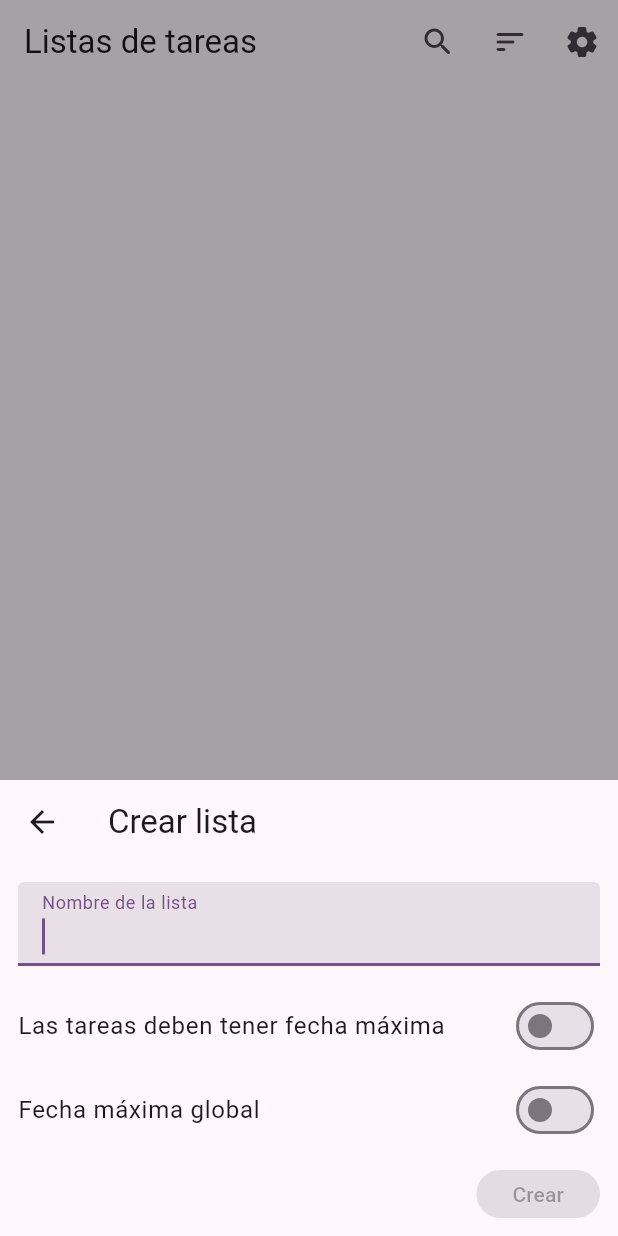
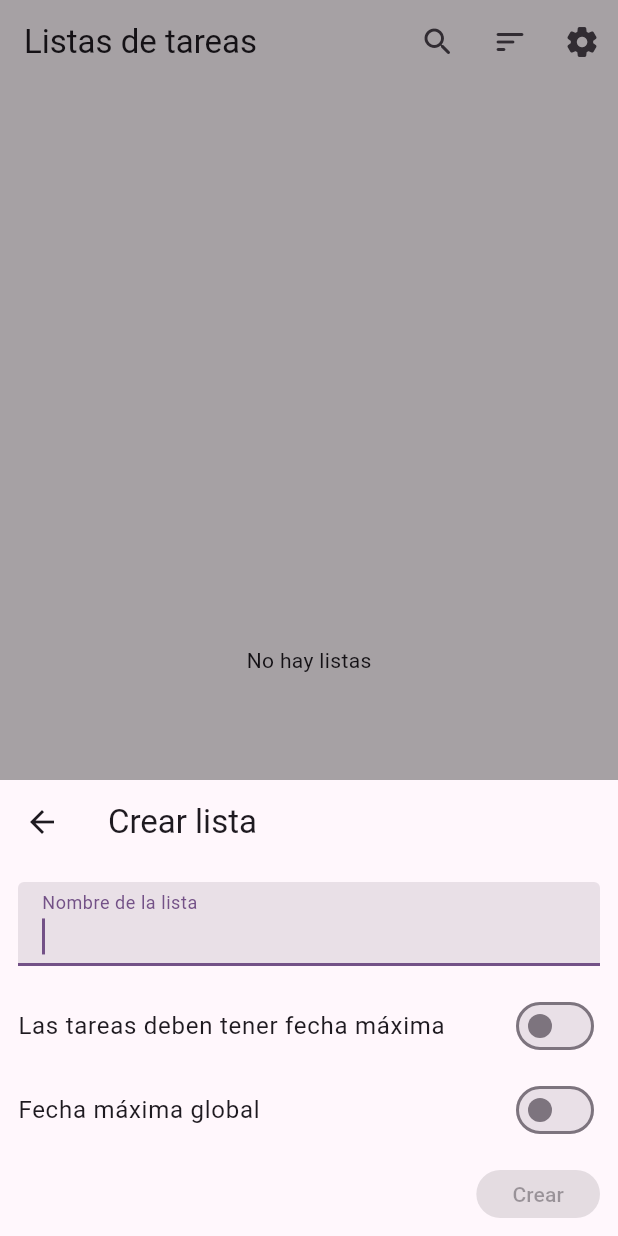
Before and after one commit to ValeriaBrzoza/eu, a Flutter app: the screen it shows once a user with an empty profile is signed in, after a tap on the "add" icon, on a phone screen of 412 x 824 dp. Run offline on Flutter 3.47's test engine with Material 3 defaults, Android fonts, the light colour scheme and no system bars; our stand-ins replace cloud_firestore, firebase_auth, firebase_core, modal_bottom_sheet; accounts and stored records are empty.

Commit message:
Mostrar listas

```diff
--- a/lib/screens/crear_lista.dart
+++ b/lib/screens/crear_lista.dart
@@ -25,7 +25,7 @@ class _CrearListaState extends State<CrearLista> {
         context: context,
         initialDate: DateTime.now(),
         firstDate: DateTime.now(),
-        lastDate: DateTime(2100), //fecha maxima que se puede poner
+        lastDate: DateTime.now().add(const Duration(days: 365 * 100)), //fecha maxima que se puede poner
       ).then((value) {
         if (value != null) {
           setState(() => fechaMaximaGlobal = value); //si se selecciono algo, se guarda en la variable
@@ -97,7 +97,7 @@ class _CrearListaState extends State<CrearLista> {
     );
   }
 
-  Future<void> crearLista() async {
+  void crearLista() {
     //lo que pasa cuando le das al boton de crear, crea la lista
     final lista = ListaDeTareas(
       nombre: nombreLista,
@@ -106,7 +106,7 @@ class _CrearListaState extends State<CrearLista> {
       idsDeUsuarios: [FirebaseAuth.instance.currentUser!.uid],
     );
 
-    await DataProvider.instance.crearLista(lista);
+    DataProvider.instance.crearLista(lista);
 
     if (context.mounted) {
       Navigator.of(context).pushReplacement(MaterialPageRoute(builder: (context) => ListaTareas(lista: lista)));
@@ -117,7 +117,7 @@ class _CrearListaState extends State<CrearLista> {
 //esta es la screen, todo lo de arriba era el widget que conforma la screen
 void mostrarCrearLista(BuildContext context) {
   showMaterialModalBottomSheet(
-    // espacio vacio que sale de abajo
+    // espacio vacío que sale de abajo
     context: context,
     builder: (context) {
       return const CrearLista();
--- a/lib/screens/listas.dart
+++ b/lib/screens/listas.dart
@@ -1,14 +1,27 @@
+import 'package:eu/models/tasklist.dart';
+import 'package:eu/screens/lista_de_tareas.dart';
+import 'package:eu/services/data_provider.dart';
 import 'package:eu/widgets/boton_crear.dart';
 import 'package:flutter/material.dart';
 
-class PantallaListasDeTareas extends StatelessWidget {
+class PantallaListasDeTareas extends StatefulWidget {
   const PantallaListasDeTareas({super.key});
 
   @override
+  State<PantallaListasDeTareas> createState() => _PantallaListasDeTareasState();
+}
+
+class _PantallaListasDeTareasState extends State<PantallaListasDeTareas> {
+  Stream<List<ListaDeTareas>> listasDeTareas = DataProvider.instance.obtenerListas();
+
+  @override
   Widget build(BuildContext context) {
-    return const Scaffold(
-      appBar: ListasAppBar(),
-      floatingActionButton: BotonCrear(),
+    return Scaffold(
+      appBar: const ListasAppBar(),
+      floatingActionButton: const BotonCrear(),
+      body: ListasDeTareas(
+        listasDeTareas: listasDeTareas,
+      ),
     );
   }
 }
@@ -47,3 +60,56 @@ class ListasAppBar extends StatelessWidget implements PreferredSizeWidget {
   @override
   Size get preferredSize => AppBar().preferredSize;
 }
+
+class ListasDeTareas extends StatelessWidget {
+  const ListasDeTareas({super.key, required this.listasDeTareas});
+
+  final Stream<List<ListaDeTareas>> listasDeTareas;
+
+  @override
+  Widget build(BuildContext context) {
+    return StreamBuilder(
+      stream: listasDeTareas,
+      builder: (context, snapshot) {
+        // Se ejecuta cada vez que cambia el stream (lista de tareas)
+        if (snapshot.error != null) {
+          // Si hay un error
+          return const Center(
+            child: Text("Error al obtener las listas"),
+          );
+        }
+
+        // Lo pudimos leer, YAY!
+        if (!snapshot.hasData) {
+          // No tiene datos
+          return const Center(
+            child: CircularProgressIndicator(),
+          );
+        }
+
+        final listas = snapshot.data!; // Tiene datos, YAY!
+
+        if (listas.isEmpty) {
+          // El dato me confirma que no hay listas
+          return const Center(child: Text("No hay listas"));
+        }
+
+        // Hay datos y hay listas!
+        return ListView(
+          // ListView es la vista entera
+          children: listas
+              .map(
+                (list) => ListTile(
+                  // Cada Lista de tareas es un ListTile
+                  title: Text(list.nombre),
+                  onTap: () {
+                    Navigator.of(context).push(MaterialPageRoute(builder: (context) => ListaTareas(lista: list)));
+                  },
+                ),
+              )
+              .toList(),
+        );
+      },
+    );
+  }
+}
--- a/lib/services/data_provider.dart
+++ b/lib/services/data_provider.dart
@@ -1,5 +1,6 @@
 import 'package:cloud_firestore/cloud_firestore.dart';
 import 'package:eu/models/tasklist.dart';
+import 'package:firebase_auth/firebase_auth.dart';
 
 class DataProvider {
   Future<ListaDeTareas> crearLista(ListaDeTareas lista) async {
@@ -8,6 +9,32 @@ class DataProvider {
     return ListaDeTareas.fromJson(lista.toJson(), referencia.id);
   }
 
+  Stream<List<ListaDeTareas>> obtenerListas() async* {
+    // final listaDeTareas = FirebaseFirestore.instance.collection('tasklists').snapshots().map((snapshot) {
+    //   return snapshot.docs.map((doc) => ListaDeTareas.fromJson(doc.data(), doc.id)).toList();
+    // });
+
+    final referenciaColeccion = FirebaseFirestore.instance.collection('tasklists');
+    // .where('user', isEqualTo: FirebaseAuth.instance.currentUser!.uid);
+
+    // Creo un stream en base a la colección de tasklists
+    final stream = referenciaColeccion.snapshots();
+
+    await for (final snapshot in stream) {
+      // for infinito asíncrono, se ejecuta por cada cosa que vaya apareciendo en el stream
+
+      final listas = <ListaDeTareas>[];
+
+      for (final doc in snapshot.docs) {
+        //.docs son los datos posta
+        final lista = ListaDeTareas.fromJson(doc.data(), doc.id);
+        listas.add(lista);
+      }
+
+      yield listas; // te escupe el resultado siempre que se ejecuta el for
+    }
+  }
+
   static DataProvider get instance {
     return DataProvider();
   }
--- a/pubspec.yaml
+++ b/pubspec.yaml
@@ -1,5 +1,5 @@
 name: eu
-description: "A new Flutter project."
+description: "Listas de tareas compartidas"
 # The following line prevents the package from being accidentally published to
 # pub.dev using `flutter pub publish`. This is preferred for private packages.
 publish_to: 'none' # Remove this line if you wish to publish to pub.dev
```
Also changed, not shown: pubspec.lock.
